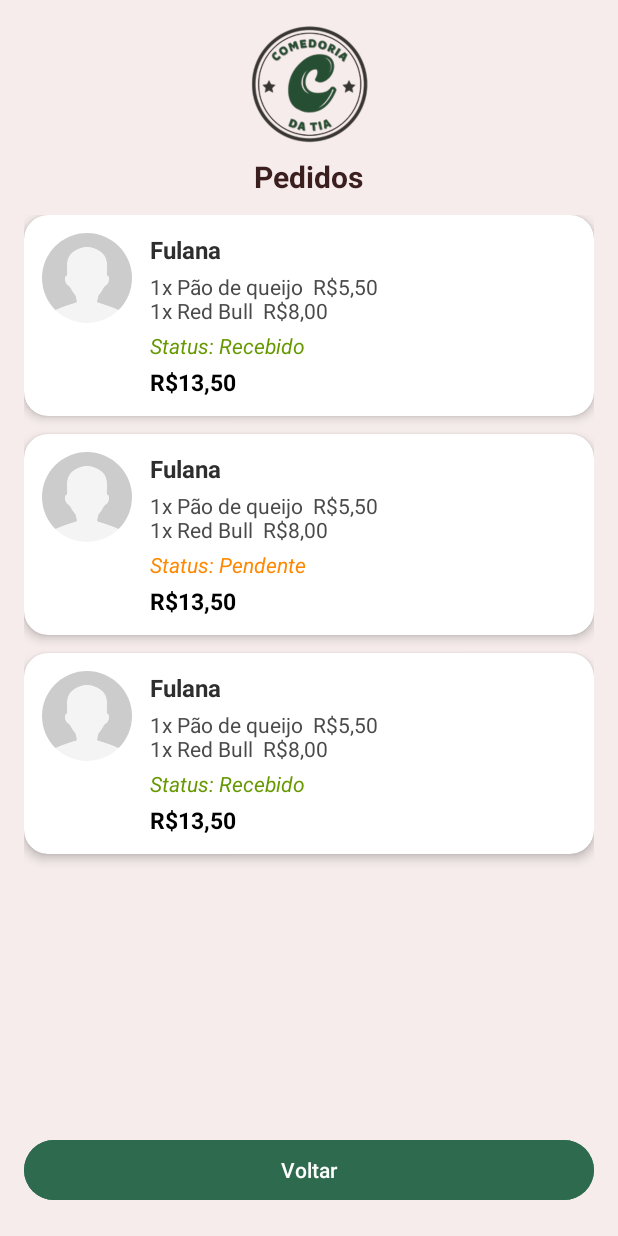
After one commit to 2025-2-NCC3/Projeto1, an Android app: the PedidosStatusActivity screen opened directly, with no data from a screen before it, on a phone screen of 412 x 824 dp. The commit adds this screen. Run offline under Robolectric (Android 15) with nearby library versions, the phone set to English and light mode, and no system bars.

Commit message:
add telas

```diff
--- a/src/Entrega_01/Frontend/app/src/main/AndroidManifest.xml
+++ b/src/Entrega_01/Frontend/app/src/main/AndroidManifest.xml
@@ -40,6 +40,7 @@
         <activity android:name=".activity.CuponsActivity"/>
         <activity android:name=".activity.DashboardActivity"/>
         <activity android:name=".activity.ListarProdutosActivity"/>
+        <activity android:name=".activity.PedidosStatusActivity"/>
     </application>
 
 </manifest>
--- /dev/null
+++ b/src/Entrega_01/Frontend/app/src/main/java/com/example/ifoodclone/activity/PedidosStatusActivity.java
@@ -0,0 +1,83 @@
+package com.example.ifoodclone.activity;
+
+import android.os.Bundle;
+import android.view.View;
+import android.widget.Button;
+import android.widget.LinearLayout;
+import com.example.ifoodclone.R;
+import android.widget.TextView;
+import androidx.appcompat.app.AppCompatActivity;
+
+import java.util.ArrayList;
+import java.util.List;
+
+public class PedidosStatusActivity extends AppCompatActivity {
+
+    private LinearLayout layoutListaPedidos;
+    private Button btnVoltar;
+
+    @Override
+    protected void onCreate(Bundle savedInstanceState) {
+        super.onCreate(savedInstanceState);
+        setContentView(R.layout.activity_pedidos_status);
+
+        layoutListaPedidos = findViewById(R.id.layoutListaPedidos);
+        btnVoltar = findViewById(R.id.btnVoltar);
+
+        btnVoltar.setOnClickListener(v -> finish());
+
+        // Exemplo de pedidos simulados
+        List<Pedido> pedidos = new ArrayList<>();
+        pedidos.add(new Pedido("Fulana", "1x Pão de queijo  R$5,50\n1x Red Bull  R$8,00", "Recebido", "R$13,50"));
+        pedidos.add(new Pedido("Fulana", "1x Pão de queijo  R$5,50\n1x Red Bull  R$8,00", "Pendente", "R$13,50"));
+        pedidos.add(new Pedido("Fulana", "1x Pão de queijo  R$5,50\n1x Red Bull  R$8,00", "Recebido", "R$13,50"));
+
+        carregarPedidos(pedidos);
+    }
+
+    private void carregarPedidos(List<Pedido> pedidos) {
+        layoutListaPedidos.removeAllViews();
+
+        for (Pedido p : pedidos) {
+            View card = getLayoutInflater().inflate(R.layout.pedido_status, layoutListaPedidos, false);
+
+            TextView tvNome = card.findViewById(R.id.tvNomeCliente);
+            TextView tvItens = card.findViewById(R.id.tvItensPedido);
+            TextView tvStatus = card.findViewById(R.id.tvStatusPedido);
+            TextView tvValor = card.findViewById(R.id.tvValorPedido);
+
+            tvNome.setText(p.getNomeCliente());
+            tvItens.setText(p.getItens());
+            tvStatus.setText("Status: " + p.getStatus());
+            tvValor.setText(p.getValor());
+
+            // Cor do status
+            if (p.getStatus().equalsIgnoreCase("Pendente")) {
+                tvStatus.setTextColor(getResources().getColor(android.R.color.holo_orange_dark));
+            } else {
+                tvStatus.setTextColor(getResources().getColor(android.R.color.holo_green_dark));
+            }
+
+            layoutListaPedidos.addView(card);
+        }
+    }
+
+    private static class Pedido {
+        private final String nomeCliente;
+        private final String itens;
+        private final String status;
+        private final String valor;
+
+        public Pedido(String nomeCliente, String itens, String status, String valor) {
+            this.nomeCliente = nomeCliente;
+            this.itens = itens;
+            this.status = status;
+            this.valor = valor;
+        }
+
+        public String getNomeCliente() { return nomeCliente; }
+        public String getItens() { return itens; }
+        public String getStatus() { return status; }
+        public String getValor() { return valor; }
+    }
+}
--- /dev/null
+++ b/src/Entrega_01/Frontend/app/src/main/res/drawable/bg_circle2.xml
@@ -0,0 +1,4 @@
+<shape xmlns:android="http://schemas.android.com/apk/res/android"
+    android:shape="oval">
+    <solid android:color="#DADADA"/>
+</shape>
--- /dev/null
+++ b/src/Entrega_01/Frontend/app/src/main/res/drawable/circle_mask.xml
@@ -0,0 +1,4 @@
+<shape xmlns:android="http://schemas.android.com/apk/res/android"
+    android:shape="oval">
+    <solid android:color="@android:color/white" />
+</shape>
--- a/src/Entrega_01/Frontend/app/src/main/res/layout/activity_home_tia.xml
+++ b/src/Entrega_01/Frontend/app/src/main/res/layout/activity_home_tia.xml
@@ -5,43 +5,19 @@
     android:id="@+id/mainLayout"
     android:layout_width="match_parent"
     android:layout_height="match_parent"
-    android:background="#EADADA"
+    android:background="@drawable/bg_tia"
     tools:context=".HomeTiaActivity">
 
     <ImageView
         android:id="@+id/logoImage"
-        android:layout_width="100dp"
-        android:layout_height="100dp"
+        android:layout_width="193dp"
+        android:layout_height="169dp"
+        android:layout_marginTop="24dp"
+        android:contentDescription="@string/app_name"
         android:src="@drawable/logo"
-        app:layout_constraintTop_toTopOf="parent"
+        app:layout_constraintEnd_toEndOf="parent"
         app:layout_constraintStart_toStartOf="parent"
-        app:layout_constraintEnd_toEndOf="parent"
-        android:contentDescription="@string/app_name"
-        android:layout_marginTop="24dp"/>
-
-    <TextView
-        android:id="@+id/txtOla"
-        android:layout_width="wrap_content"
-        android:layout_height="wrap_content"
-        android:text="Olá, Tia!"
-        android:textSize="20sp"
-        android:textStyle="bold"
-        android:textColor="#000000"
-        app:layout_constraintTop_toBottomOf="@id/logoImage"
-        app:layout_constraintStart_toStartOf="parent"
-        app:layout_constraintEnd_toEndOf="parent"
-        android:layout_marginTop="16dp"/>
-
-    <TextView
-        android:id="@+id/txtMensagem"
-        android:layout_width="wrap_content"
-        android:layout_height="wrap_content"
-        android:text="Bom te ver de novo."
-        android:textSize="16sp"
-        android:textColor="#000000"
-        app:layout_constraintTop_toBottomOf="@id/txtOla"
-        app:layout_constraintStart_toStartOf="parent"
-        app:layout_constraintEnd_toEndOf="parent"/>
+        app:layout_constraintTop_toTopOf="parent" />
 
     <androidx.cardview.widget.CardView
         android:id="@+id/cardMenu"
@@ -53,7 +29,7 @@
         app:cardElevation="6dp"
         app:layout_constraintEnd_toEndOf="parent"
         app:layout_constraintStart_toStartOf="parent"
-        app:layout_constraintTop_toBottomOf="@id/txtMensagem">
+        tools:layout_editor_absoluteY="240dp">
 
         <GridLayout
             android:layout_width="300dp"
@@ -66,15 +42,15 @@
             <LinearLayout
                 android:layout_width="0dp"
                 android:layout_height="wrap_content"
+                android:layout_columnWeight="1"
                 android:layout_marginTop="30dp"
-                android:layout_columnWeight="1"
                 android:gravity="center"
                 android:orientation="vertical">
 
                 <ImageButton
                     android:id="@+id/btnAdicionarProduto"
-                    android:layout_width="80dp"
-                    android:layout_height="80dp"
+                    android:layout_width="100dp"
+                    android:layout_height="100dp"
                     android:background="@drawable/bg_circle"
                     android:backgroundTint="@color/colorOliveGreen"
                     android:contentDescription="Adicionar produto"
@@ -82,6 +58,7 @@
 
                 <TextView
                     android:layout_width="wrap_content"
+                    android:textStyle="bold"
                     android:layout_height="wrap_content"
                     android:text="Adicionar produto"
                     android:textColor="#000"
@@ -91,15 +68,15 @@
             <LinearLayout
                 android:layout_width="0dp"
                 android:layout_height="wrap_content"
+                android:layout_columnWeight="1"
                 android:layout_marginTop="30dp"
-                android:layout_columnWeight="1"
                 android:gravity="center"
                 android:orientation="vertical">
 
                 <ImageButton
                     android:id="@+id/btnPedidos"
-                    android:layout_width="80dp"
-                    android:layout_height="80dp"
+                    android:layout_width="100dp"
+                    android:layout_height="100dp"
                     android:background="@drawable/bg_circle"
                     android:backgroundTint="#264D3A"
                     android:contentDescription="Pedidos realizados"
@@ -108,6 +85,7 @@
                 <TextView
                     android:layout_width="wrap_content"
                     android:layout_height="wrap_content"
+                    android:textStyle="bold"
                     android:text="Pedidos realizados"
                     android:textColor="#000"
                     android:textSize="14sp" />
@@ -116,15 +94,15 @@
             <LinearLayout
                 android:layout_width="0dp"
                 android:layout_height="wrap_content"
+                android:layout_columnWeight="1"
                 android:layout_marginTop="30dp"
-                android:layout_columnWeight="1"
                 android:gravity="center"
                 android:orientation="vertical">
 
                 <ImageButton
                     android:id="@+id/btnCupons"
-                    android:layout_width="80dp"
-                    android:layout_height="80dp"
+                    android:layout_width="100dp"
+                    android:layout_height="100dp"
                     android:background="@drawable/bg_circle"
                     android:backgroundTint="@color/colorOliveGreen"
                     android:contentDescription="Cupons"
@@ -133,6 +111,7 @@
                 <TextView
                     android:layout_width="wrap_content"
                     android:layout_height="wrap_content"
+                    android:textStyle="bold"
                     android:text="Cupons"
                     android:textColor="#000"
                     android:textSize="14sp" />
@@ -141,15 +120,15 @@
             <LinearLayout
                 android:layout_width="0dp"
                 android:layout_height="wrap_content"
+                android:layout_columnWeight="1"
                 android:layout_marginTop="30dp"
-                android:layout_columnWeight="1"
                 android:gravity="center"
                 android:orientation="vertical">
 
                 <ImageButton
                     android:id="@+id/btnDashboard"
-                    android:layout_width="80dp"
-                    android:layout_height="80dp"
+                    android:layout_width="100dp"
+                    android:layout_height="100dp"
                     android:background="@drawable/bg_circle"
                     android:backgroundTint="@color/colorOliveGreen"
                     android:contentDescription="Dashboard"
@@ -158,6 +137,7 @@
                 <TextView
                     android:layout_width="wrap_content"
                     android:layout_height="wrap_content"
+                    android:textStyle="bold"
                     android:text="Dashboard"
                     android:textColor="#000"
                     android:textSize="14sp" />
--- /dev/null
+++ b/src/Entrega_01/Frontend/app/src/main/res/layout/activity_pedidos_status.xml
@@ -0,0 +1,60 @@
+<?xml version="1.0" encoding="utf-8"?>
+<LinearLayout xmlns:android="http://schemas.android.com/apk/res/android"
+    xmlns:app="http://schemas.android.com/apk/res-auto"
+    xmlns:tools="http://schemas.android.com/tools"
+    android:layout_width="match_parent"
+    android:layout_height="match_parent"
+    android:orientation="vertical"
+    android:padding="16dp"
+    android:background="#F6ECEC"
+    tools:context=".PedidosStatusActivity">
+
+    <!-- LOGO -->
+    <ImageView
+        android:id="@+id/imgLogo"
+        android:layout_width="80dp"
+        android:layout_height="80dp"
+        android:layout_gravity="center"
+        android:src="@drawable/logo"
+        android:contentDescription="app_logo"
+        android:layout_marginBottom="8dp" />
+
+    <!-- Título -->
+    <TextView
+        android:id="@+id/tvTitulo"
+        android:layout_width="wrap_content"
+        android:layout_height="wrap_content"
+        android:text="Pedidos"
+        android:textStyle="bold"
+        android:textSize="20sp"
+        android:textColor="#3B1E1E"
+        android:layout_gravity="center_horizontal"
+        android:layout_marginBottom="12dp" />
+
+    <!-- Lista de pedidos -->
+    <ScrollView
+        android:layout_width="match_parent"
+        android:layout_height="0dp"
+        android:layout_weight="1">
+
+        <LinearLayout
+            android:id="@+id/layoutListaPedidos"
+            android:layout_width="match_parent"
+            android:layout_height="wrap_content"
+            android:orientation="vertical"
+            android:paddingBottom="16dp" />
+
+    </ScrollView>
+
+    <!-- Botão Voltar -->
+    <Button
+        android:id="@+id/btnVoltar"
+        android:layout_width="match_parent"
+        android:layout_height="wrap_content"
+        android:text="Voltar"
+        android:backgroundTint="#2E6B4E"
+        android:textColor="#FFFFFF"
+        android:layout_marginTop="8dp"
+        android:layout_marginBottom="4dp" />
+
+</LinearLayout>
--- /dev/null
+++ b/src/Entrega_01/Frontend/app/src/main/res/layout/pedido_status.xml
@@ -0,0 +1,77 @@
+<?xml version="1.0" encoding="utf-8"?>
+<androidx.cardview.widget.CardView xmlns:android="http://schemas.android.com/apk/res/android"
+    xmlns:app="http://schemas.android.com/apk/res-auto"
+    android:layout_width="match_parent"
+    android:layout_height="wrap_content"
+    android:layout_marginBottom="12dp"
+    app:cardCornerRadius="16dp"
+    app:cardElevation="4dp"
+    android:backgroundTint="#FFFFFF">
+
+    <LinearLayout
+        android:layout_width="match_parent"
+        android:layout_height="wrap_content"
+        android:orientation="horizontal"
+        android:padding="12dp">
+
+        <!-- Foto -->
+        <ImageView
+            android:id="@+id/imgCliente"
+            android:layout_width="60dp"
+            android:layout_height="60dp"
+            android:layout_marginEnd="12dp"
+            android:src="@drawable/perfil"
+            android:scaleType="centerCrop"
+            android:adjustViewBounds="true"
+            android:clipToOutline="true"
+            android:background="@drawable/circle_mask" />
+
+        <!-- Dados -->
+        <LinearLayout
+            android:layout_width="0dp"
+            android:layout_height="wrap_content"
+            android:layout_weight="1"
+            android:orientation="vertical">
+
+            <TextView
+                android:id="@+id/tvNomeCliente"
+                android:layout_width="wrap_content"
+                android:layout_height="wrap_content"
+                android:text="Fulana"
+                android:textStyle="bold"
+                android:textSize="16sp"
+                android:textColor="#2E2E2E" />
+
+            <TextView
+                android:id="@+id/tvItensPedido"
+                android:layout_width="wrap_content"
+                android:layout_height="wrap_content"
+                android:text="1x Pão de queijo  R$5,50\n1x Red Bull  R$8,00"
+                android:textSize="14sp"
+                android:layout_marginTop="4dp"
+                android:textColor="#4A4A4A" />
+
+            <TextView
+                android:id="@+id/tvStatusPedido"
+                android:layout_width="wrap_content"
+                android:layout_height="wrap_content"
+                android:text="Status: Recebido"
+                android:textStyle="italic"
+                android:textColor="#2E6B4E"
+                android:layout_marginTop="4dp" />
+
+            <TextView
+                android:id="@+id/tvValorPedido"
+                android:layout_width="wrap_content"
+                android:layout_height="wrap_content"
+                android:text="R$13,50"
+                android:textSize="15sp"
+                android:textStyle="bold"
+                android:textColor="#000000"
+                android:layout_marginTop="4dp" />
+
+        </LinearLayout>
+
+    </LinearLayout>
+
+</androidx.cardview.widget.CardView>
```
Also changed, not shown: src/Entrega_01/Frontend/app/src/main/res/drawable/bg_tia.png (added).
